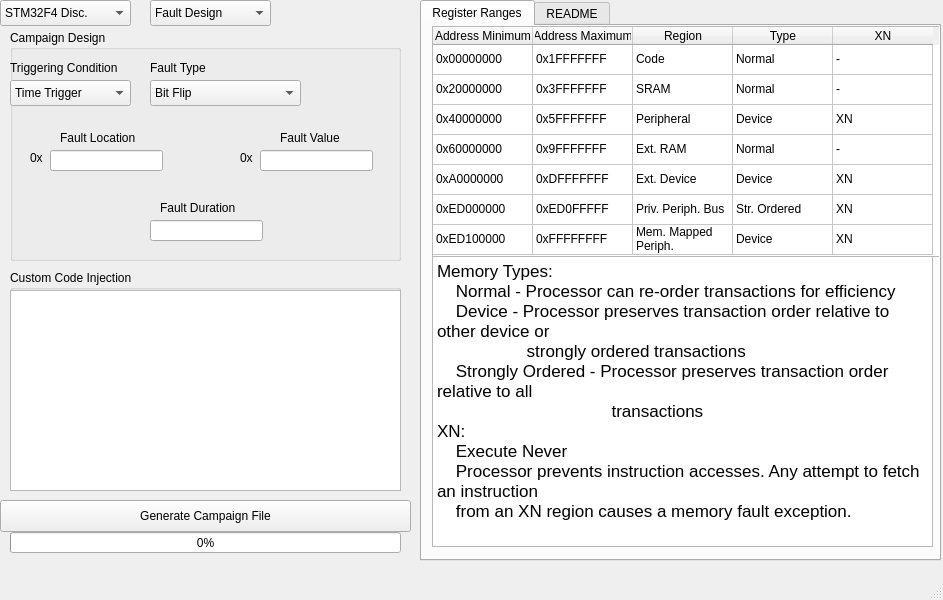
The window that ui.ui (broadytw/Capstone) describes before a commit, drawn with Qt 5.
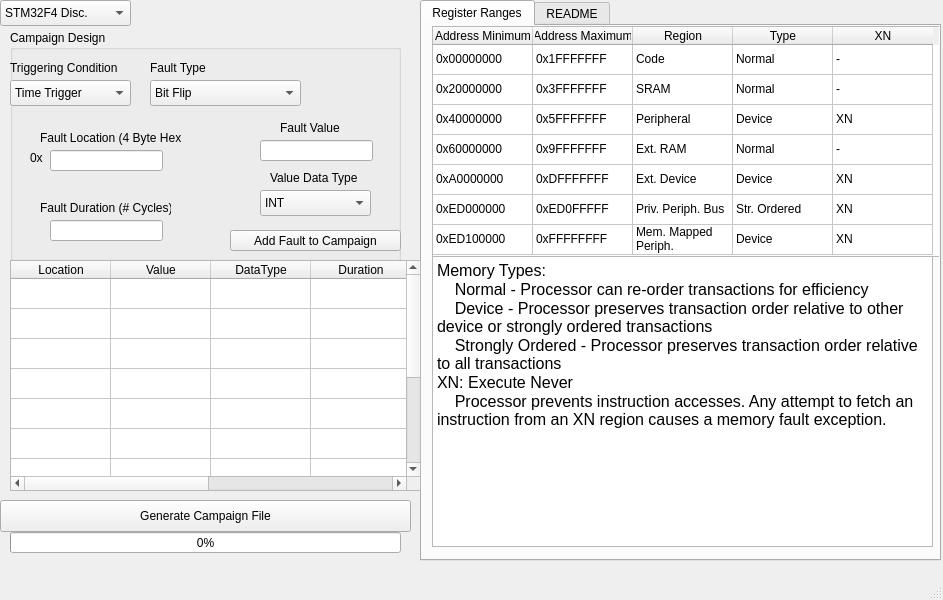
The same window after the commit.

Commit message: Updated GUI for multi-stage injections:

The edit to the form file:
```diff
--- a/ui.ui
+++ b/ui.ui
@@ -313,16 +313,12 @@
 &lt;html&gt;&lt;head&gt;&lt;meta name=&quot;qrichtext&quot; content=&quot;1&quot; /&gt;&lt;style type=&quot;text/css&quot;&gt;
 p, li { white-space: pre-wrap; }
 &lt;/style&gt;&lt;/head&gt;&lt;body style=&quot; font-family:'MS Shell Dlg 2'; font-size:8.25pt; font-weight:400; font-style:normal;&quot;&gt;
-&lt;p style=&quot; margin-top:0px; margin-bottom:0px; margin-left:0px; margin-right:0px; -qt-block-indent:0; text-indent:0px;&quot;&gt;&lt;span style=&quot; font-family:'.AppleSystemUIFont'; font-size:13pt;&quot;&gt;Memory Types:&lt;/span&gt;&lt;/p&gt;
-&lt;p style=&quot; margin-top:0px; margin-bottom:0px; margin-left:0px; margin-right:0px; -qt-block-indent:0; text-indent:0px;&quot;&gt;&lt;span style=&quot; font-family:'.AppleSystemUIFont'; font-size:13pt;&quot;&gt;    Normal - Processor can re-order transactions for efficiency&lt;/span&gt;&lt;/p&gt;
-&lt;p style=&quot; margin-top:0px; margin-bottom:0px; margin-left:0px; margin-right:0px; -qt-block-indent:0; text-indent:0px;&quot;&gt;&lt;span style=&quot; font-family:'.AppleSystemUIFont'; font-size:13pt;&quot;&gt;    Device - Processor preserves transaction order relative to other device or &lt;/span&gt;&lt;/p&gt;
-&lt;p style=&quot; margin-top:0px; margin-bottom:0px; margin-left:0px; margin-right:0px; -qt-block-indent:0; text-indent:0px;&quot;&gt;&lt;span style=&quot; font-family:'.AppleSystemUIFont'; font-size:13pt;&quot;&gt;                   strongly ordered transactions&lt;/span&gt;&lt;/p&gt;
-&lt;p style=&quot; margin-top:0px; margin-bottom:0px; margin-left:0px; margin-right:0px; -qt-block-indent:0; text-indent:0px;&quot;&gt;&lt;span style=&quot; font-family:'.AppleSystemUIFont'; font-size:13pt;&quot;&gt;    Strongly Ordered - Processor preserves transaction order relative to all &lt;/span&gt;&lt;/p&gt;
-&lt;p style=&quot; margin-top:0px; margin-bottom:0px; margin-left:0px; margin-right:0px; -qt-block-indent:0; text-indent:0px;&quot;&gt;&lt;span style=&quot; font-family:'.AppleSystemUIFont'; font-size:13pt;&quot;&gt;                                     transactions&lt;/span&gt;&lt;/p&gt;
-&lt;p style=&quot; margin-top:0px; margin-bottom:0px; margin-left:0px; margin-right:0px; -qt-block-indent:0; text-indent:0px;&quot;&gt;&lt;span style=&quot; font-family:'.AppleSystemUIFont'; font-size:13pt;&quot;&gt;XN:&lt;/span&gt;&lt;/p&gt;
-&lt;p style=&quot; margin-top:0px; margin-bottom:0px; margin-left:0px; margin-right:0px; -qt-block-indent:0; text-indent:0px;&quot;&gt;&lt;span style=&quot; font-family:'.AppleSystemUIFont'; font-size:13pt;&quot;&gt;    Execute Never&lt;/span&gt;&lt;/p&gt;
-&lt;p style=&quot; margin-top:0px; margin-bottom:0px; margin-left:0px; margin-right:0px; -qt-block-indent:0; text-indent:0px;&quot;&gt;&lt;span style=&quot; font-family:'.AppleSystemUIFont'; font-size:13pt;&quot;&gt;    Processor prevents instruction accesses. Any attempt to fetch an instruction &lt;/span&gt;&lt;/p&gt;
-&lt;p style=&quot; margin-top:0px; margin-bottom:0px; margin-left:0px; margin-right:0px; -qt-block-indent:0; text-indent:0px;&quot;&gt;&lt;span style=&quot; font-family:'.AppleSystemUIFont'; font-size:13pt;&quot;&gt;    from an XN region causes a memory fault exception. &lt;/span&gt;&lt;/p&gt;&lt;/body&gt;&lt;/html&gt;</string>
+&lt;p style=&quot; margin-top:0px; margin-bottom:0px; margin-left:0px; margin-right:0px; -qt-block-indent:0; text-indent:0px;&quot;&gt;&lt;span style=&quot; font-family:'.AppleSystemUIFont'; font-size:12pt;&quot;&gt;Memory Types:&lt;/span&gt;&lt;/p&gt;
+&lt;p style=&quot; margin-top:0px; margin-bottom:0px; margin-left:0px; margin-right:0px; -qt-block-indent:0; text-indent:0px;&quot;&gt;&lt;span style=&quot; font-family:'.AppleSystemUIFont'; font-size:12pt;&quot;&gt;    Normal - Processor can re-order transactions for efficiency&lt;/span&gt;&lt;/p&gt;
+&lt;p style=&quot; margin-top:0px; margin-bottom:0px; margin-left:0px; margin-right:0px; -qt-block-indent:0; text-indent:0px;&quot;&gt;&lt;span style=&quot; font-family:'.AppleSystemUIFont'; font-size:12pt;&quot;&gt;    Device - Processor preserves transaction order relative to other device or strongly ordered transactions&lt;/span&gt;&lt;/p&gt;
+&lt;p style=&quot; margin-top:0px; margin-bottom:0px; margin-left:0px; margin-right:0px; -qt-block-indent:0; text-indent:0px;&quot;&gt;&lt;span style=&quot; font-family:'.AppleSystemUIFont'; font-size:12pt;&quot;&gt;    Strongly Ordered - Processor preserves transaction order relative to all transactions&lt;/span&gt;&lt;/p&gt;
+&lt;p style=&quot; margin-top:0px; margin-bottom:0px; margin-left:0px; margin-right:0px; -qt-block-indent:0; text-indent:0px;&quot;&gt;&lt;span style=&quot; font-family:'.AppleSystemUIFont'; font-size:12pt;&quot;&gt;XN: Execute Never&lt;/span&gt;&lt;/p&gt;
+&lt;p style=&quot; margin-top:0px; margin-bottom:0px; margin-left:0px; margin-right:0px; -qt-block-indent:0; text-indent:0px;&quot;&gt;&lt;span style=&quot; font-family:'.AppleSystemUIFont'; font-size:12pt;&quot;&gt;    Processor prevents instruction accesses. Any attempt to fetch an instruction from an XN region causes a memory fault exception. &lt;/span&gt;&lt;/p&gt;&lt;/body&gt;&lt;/html&gt;</string>
       </property>
      </widget>
     </widget>
@@ -523,7 +519,7 @@
      <property name="geometry">
       <rect>
        <x>250</x>
-       <y>120</y>
+       <y>110</y>
        <width>113</width>
        <height>21</height>
       </rect>
@@ -532,7 +528,7 @@
     <widget class="QLineEdit" name="lineEdit_3">
      <property name="geometry">
       <rect>
-       <x>140</x>
+       <x>40</x>
        <y>190</y>
        <width>113</width>
        <height>21</height>
@@ -542,21 +538,21 @@
     <widget class="QLabel" name="label_3">
      <property name="geometry">
       <rect>
-       <x>50</x>
+       <x>30</x>
        <y>100</y>
-       <width>91</width>
+       <width>141</width>
        <height>16</height>
       </rect>
      </property>
      <property name="text">
-      <string>Fault Location</string>
+      <string>Fault Location (4 Byte Hex)</string>
      </property>
     </widget>
     <widget class="QLabel" name="label_4">
      <property name="geometry">
       <rect>
        <x>270</x>
-       <y>100</y>
+       <y>90</y>
        <width>71</width>
        <height>16</height>
       </rect>
@@ -568,14 +564,14 @@
     <widget class="QLabel" name="label_5">
      <property name="geometry">
       <rect>
-       <x>150</x>
+       <x>30</x>
        <y>170</y>
-       <width>91</width>
+       <width>131</width>
        <height>16</height>
       </rect>
      </property>
      <property name="text">
-      <string>Fault Duration</string>
+      <string>Fault Duration (# Cycles)</string>
      </property>
     </widget>
     <widget class="QLabel" name="label_6">
@@ -591,60 +587,365 @@
       <string>0x</string>
      </property>
     </widget>
-    <widget class="QLabel" name="label_7">
+    <widget class="QComboBox" name="comboBox_5">
      <property name="geometry">
       <rect>
-       <x>230</x>
-       <y>120</y>
-       <width>21</width>
+       <x>250</x>
+       <y>160</y>
+       <width>111</width>
+       <height>26</height>
+      </rect>
+     </property>
+     <property name="currentIndex">
+      <number>0</number>
+     </property>
+     <item>
+      <property name="text">
+       <string>INT</string>
+      </property>
+     </item>
+     <item>
+      <property name="text">
+       <string>FLOAT</string>
+      </property>
+     </item>
+     <item>
+      <property name="text">
+       <string>DOUBLE</string>
+      </property>
+     </item>
+     <item>
+      <property name="text">
+       <string>CHAR</string>
+      </property>
+     </item>
+     <item>
+      <property name="text">
+       <string>LONG</string>
+      </property>
+     </item>
+    </widget>
+    <widget class="QLabel" name="label_8">
+     <property name="geometry">
+      <rect>
+       <x>260</x>
+       <y>140</y>
+       <width>91</width>
        <height>16</height>
       </rect>
      </property>
      <property name="text">
-      <string>0x</string>
+      <string>Value Data Type</string>
+     </property>
+    </widget>
+    <widget class="QPushButton" name="pushButton_2">
+     <property name="geometry">
+      <rect>
+       <x>220</x>
+       <y>200</y>
+       <width>171</width>
+       <height>21</height>
+      </rect>
+     </property>
+     <property name="toolTipDuration">
+      <number>-12</number>
+     </property>
+     <property name="text">
+      <string>Add Fault to Campaign</string>
      </property>
     </widget>
    </widget>
-   <widget class="QGroupBox" name="groupBox_2">
+   <widget class="QTableWidget" name="tableWidget_2">
     <property name="geometry">
      <rect>
       <x>10</x>
-      <y>270</y>
-      <width>391</width>
-      <height>221</height>
+      <y>260</y>
+      <width>411</width>
+      <height>231</height>
      </rect>
     </property>
-    <property name="title">
-     <string>Custom Code Injection</string>
+    <property name="sizeAdjustPolicy">
+     <enum>QAbstractScrollArea::AdjustToContents</enum>
     </property>
-    <widget class="QPlainTextEdit" name="plainTextEdit">
-     <property name="geometry">
-      <rect>
-       <x>0</x>
-       <y>20</y>
-       <width>391</width>
-       <height>201</height>
-      </rect>
+    <attribute name="horizontalHeaderVisible">
+     <bool>true</bool>
+    </attribute>
+    <attribute name="horizontalHeaderCascadingSectionResizes">
+     <bool>false</bool>
+    </attribute>
+    <attribute name="horizontalHeaderMinimumSectionSize">
+     <number>5</number>
+    </attribute>
+    <attribute name="horizontalHeaderShowSortIndicator" stdset="0">
+     <bool>false</bool>
+    </attribute>
+    <attribute name="horizontalHeaderStretchLastSection">
+     <bool>true</bool>
+    </attribute>
+    <attribute name="verticalHeaderVisible">
+     <bool>false</bool>
+    </attribute>
+    <attribute name="verticalHeaderStretchLastSection">
+     <bool>false</bool>
+    </attribute>
+    <row>
+     <property name="text">
+      <string>.</string>
      </property>
-    </widget>
-   </widget>
-   <widget class="QComboBox" name="comboBox_4">
-    <property name="geometry">
-     <rect>
-      <x>150</x>
-      <y>0</y>
-      <width>121</width>
-      <height>26</height>
-     </rect>
-    </property>
-    <item>
+    </row>
+    <row>
      <property name="text">
-      <string>Fault Design</string>
+      <string>.</string>
      </property>
+    </row>
+    <row>
+     <property name="text">
+      <string>.</string>
+     </property>
+    </row>
+    <row>
+     <property name="text">
+      <string>.</string>
+     </property>
+    </row>
+    <row>
+     <property name="text">
+      <string>.</string>
+     </property>
+    </row>
+    <row>
+     <property name="text">
+      <string>.</string>
+     </property>
+    </row>
+    <row>
+     <property name="text">
+      <string>.</string>
+     </property>
+    </row>
+    <row>
+     <property name="text">
+      <string>.</string>
+     </property>
+    </row>
+    <row>
+     <property name="text">
+      <string>.</string>
+     </property>
+    </row>
+    <row>
+     <property name="text">
+      <string>.</string>
+     </property>
+    </row>
+    <row>
+     <property name="text">
+      <string>.</string>
+     </property>
+    </row>
+    <column>
+     <property name="text">
+      <string>Location</string>
+     </property>
+    </column>
+    <column>
+     <property name="text">
+      <string>Value</string>
+     </property>
+    </column>
+    <column>
+     <property name="text">
+      <string>DataType</string>
+     </property>
+    </column>
+    <column>
+     <property name="text">
+      <string>Duration</string>
+     </property>
+    </column>
+    <column>
+     <property name="text">
+      <string>Trigger</string>
+     </property>
+    </column>
+    <column>
+     <property name="text">
+      <string>FaultType</string>
+     </property>
+    </column>
+    <item row="0" column="0">
+     <property name="text">
+      <string/>
+     </property>
     </item>
-    <item>
+    <item row="0" column="1">
      <property name="text">
-      <string>Custom Code</string>
+      <string/>
+     </property>
+    </item>
+    <item row="0" column="2">
+     <property name="text">
+      <string/>
+     </property>
+    </item>
+    <item row="0" column="3">
+     <property name="text">
+      <string/>
+     </property>
+    </item>
+    <item row="0" column="4">
+     <property name="text">
+      <string/>
+     </property>
+    </item>
+    <item row="5" column="0">
+     <property name="text">
+      <string/>
+     </property>
+    </item>
+    <item row="5" column="1">
+     <property name="text">
+      <string/>
+     </property>
+    </item>
+    <item row="5" column="2">
+     <property name="text">
+      <string/>
+     </property>
+    </item>
+    <item row="5" column="3">
+     <property name="text">
+      <string/>
+     </property>
+    </item>
+    <item row="5" column="4">
+     <property name="text">
+      <string/>
+     </property>
+    </item>
+    <item row="6" column="0">
+     <property name="text">
+      <string/>
+     </property>
+    </item>
+    <item row="6" column="1">
+     <property name="text">
+      <string/>
+     </property>
+    </item>
+    <item row="6" column="2">
+     <property name="text">
+      <string/>
+     </property>
+    </item>
+    <item row="6" column="3">
+     <property name="text">
+      <string/>
+     </property>
+    </item>
+    <item row="6" column="4">
+     <property name="text">
+      <string/>
+     </property>
+    </item>
+    <item row="7" column="0">
+     <property name="text">
+      <string/>
+     </property>
+    </item>
+    <item row="7" column="1">
+     <property name="text">
+      <string/>
+     </property>
+    </item>
+    <item row="7" column="2">
+     <property name="text">
+      <string/>
+     </property>
+    </item>
+    <item row="7" column="3">
+     <property name="text">
+      <string/>
+     </property>
+    </item>
+    <item row="7" column="4">
+     <property name="text">
+      <string/>
+     </property>
+    </item>
+    <item row="8" column="0">
+     <property name="text">
+      <string/>
+     </property>
+    </item>
+    <item row="8" column="1">
+     <property name="text">
+      <string/>
+     </property>
+    </item>
+    <item row="8" column="2">
+     <property name="text">
+      <string/>
+     </property>
+    </item>
+    <item row="8" column="3">
+     <property name="text">
+      <string/>
+     </property>
+    </item>
+    <item row="8" column="4">
+     <property name="text">
+      <string/>
+     </property>
+    </item>
+    <item row="9" column="0">
+     <property name="text">
+      <string/>
+     </property>
+    </item>
+    <item row="9" column="1">
+     <property name="text">
+      <string/>
+     </property>
+    </item>
+    <item row="9" column="2">
+     <property name="text">
+      <string/>
+     </property>
+    </item>
+    <item row="9" column="3">
+     <property name="text">
+      <string/>
+     </property>
+    </item>
+    <item row="9" column="4">
+     <property name="text">
+      <string/>
+     </property>
+    </item>
+    <item row="10" column="0">
+     <property name="text">
+      <string/>
+     </property>
+    </item>
+    <item row="10" column="1">
+     <property name="text">
+      <string/>
+     </property>
+    </item>
+    <item row="10" column="2">
+     <property name="text">
+      <string/>
+     </property>
+    </item>
+    <item row="10" column="3">
+     <property name="text">
+      <string/>
+     </property>
+    </item>
+    <item row="10" column="4">
+     <property name="text">
+      <string/>
      </property>
     </item>
    </widget>
```
Left out of the diff: 5 changed lines with no effect on the pictures. The commit also changes 4 other files.
